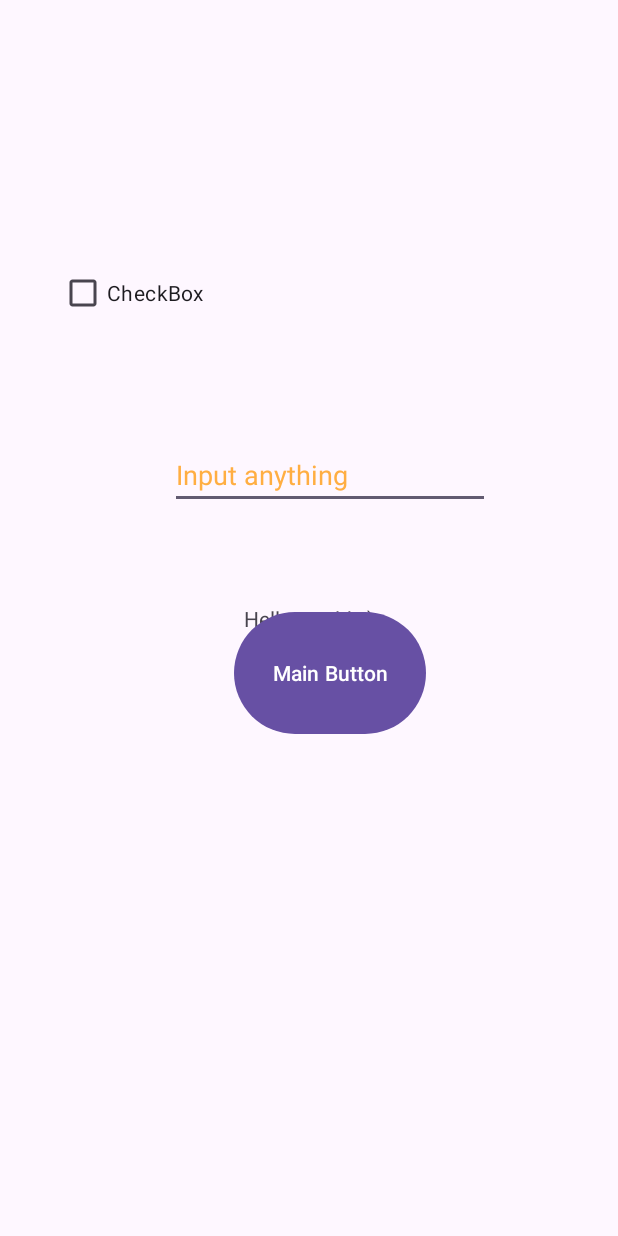
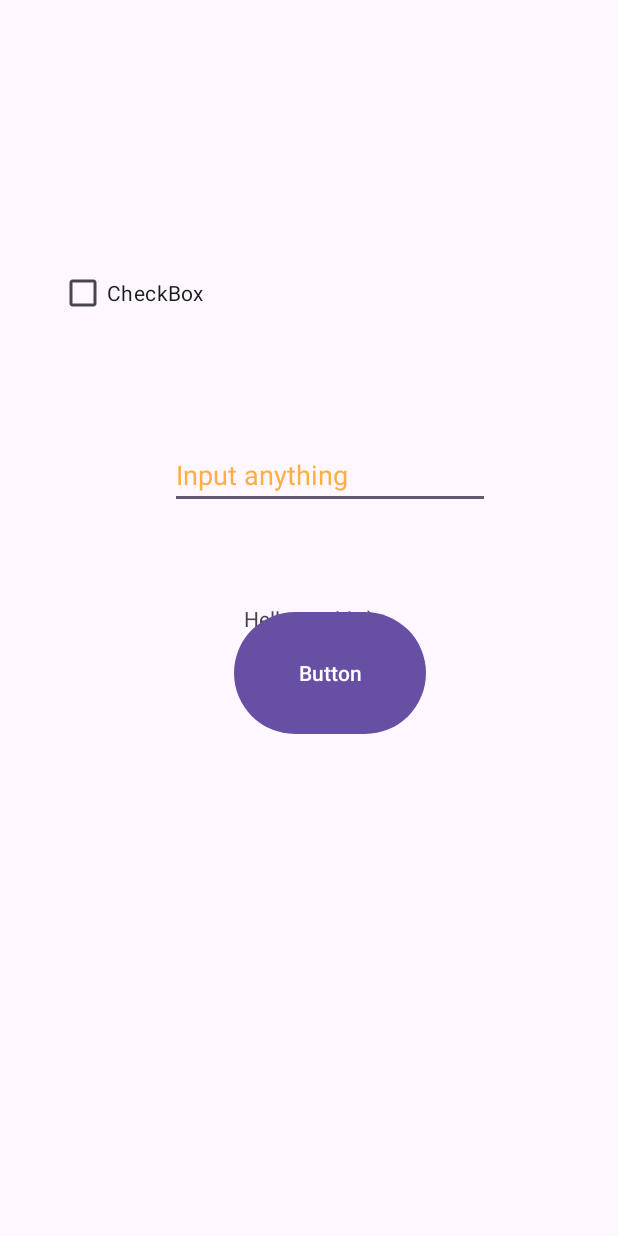
Before and after one commit to doneybiju/AndroidDev_Task01, an Android app: the screen it shows after launch (MainActivity), on a phone screen of 412 x 824 dp. Run offline under Robolectric (Android 15) with nearby library versions, the phone set to English and light mode, and no system bars.

Commit message:
Revert "Fifth Commit"
This reverts commit ddc89159deb15a4ac3e5bcf2f5a9a5caef1214c7.

```diff
--- a/app/src/main/res/layout/activity_main.xml
+++ b/app/src/main/res/layout/activity_main.xml
@@ -21,7 +21,7 @@
         android:layout_height="89dp"
         android:layout_marginStart="156dp"
         android:layout_marginTop="404dp"
-        android:text="Main Button"
+        android:text="Button"
         app:layout_constraintStart_toStartOf="parent"
         app:layout_constraintTop_toTopOf="parent" />
 
```
